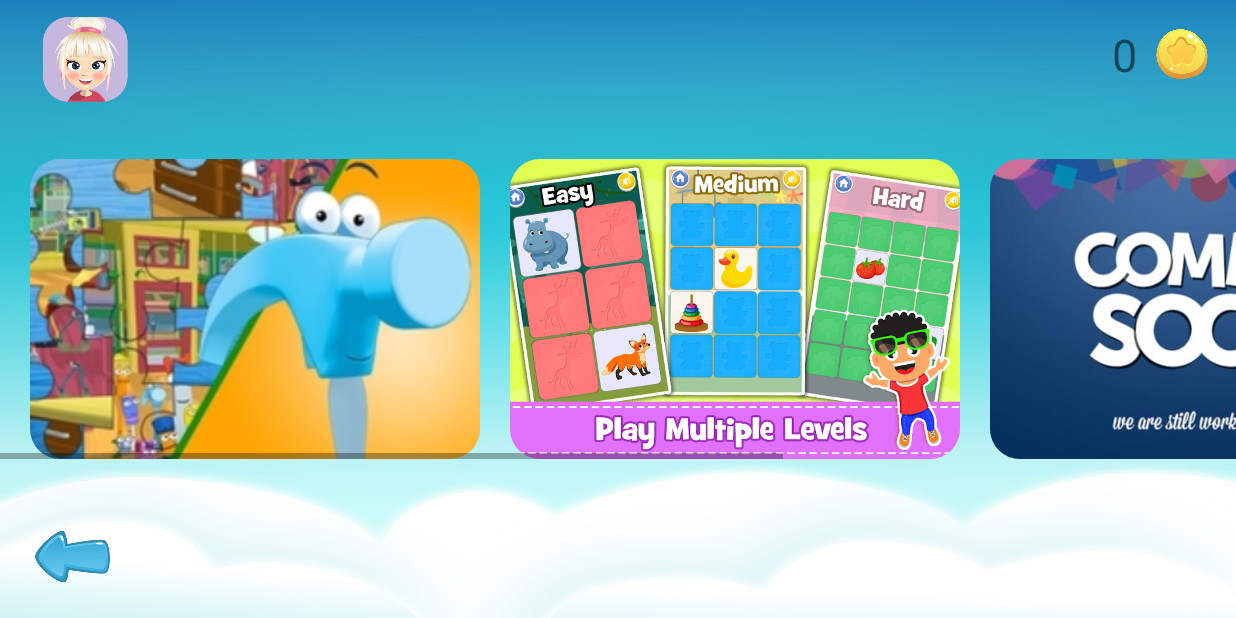
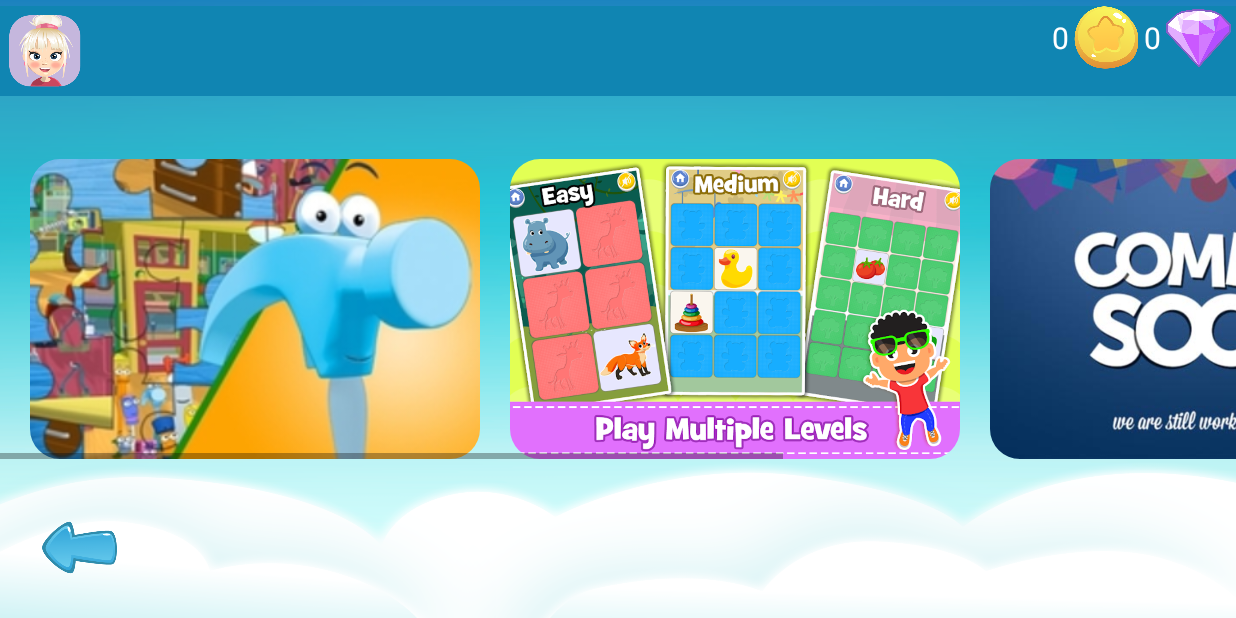
Before and after one commit to ferdaws02/KidsIsland, an Android app: the Easygames screen opened directly, with no data from a screen before it, on a phone screen of 824 x 412 dp (held sideways). Run offline under Robolectric (Android 15) with nearby library versions, the phone set to English and light mode, and no system bars; 2 statements that could not run were skipped.

Commit message:
ajout des diamant, navigation et retour avec une appbar

```diff
--- a/app/src/main/java/com/example/kidsislandv1/levels/easygames/Easygames.kt
+++ b/app/src/main/java/com/example/kidsislandv1/levels/easygames/Easygames.kt
@@ -38,7 +38,9 @@ class Easygames : AppCompatActivity() {
         val intro :ImageView =findViewById(R.id.puzzelin)
         val memory :ImageView =findViewById(R.id.memory)
 
-        loadData()
+//        val toolbar: Toolbar = findViewById(R.id.app_bar)
+//        setSupportActionBar(toolbar)
+     loadData()
 back.setOnClickListener { onBackPressed () }
 
         val sharedPreferences = getSharedPreferences( "sharedPrefs", Context.MODE_PRIVATE)
@@ -88,13 +90,13 @@ back.setOnClickListener { onBackPressed () }
 
     private fun loadData() {
 
-       var textid: TextView = findViewById(R.id.idtextplayer)
+       var textid: TextView = findViewById(R.id.idtextdiamond)
       var textscore: TextView = findViewById(R.id.idtextscore)
         val sharedPreferences = getSharedPreferences( "sharedPrefs", Context.MODE_PRIVATE)
         val savedString = sharedPreferences.getString( "STRING_KEY",  null)
         val savedScore = sharedPreferences.getString( "STRING_KEYSCORE",  null)
 
-        textid.setText(savedString)
+        textid.setText(diamondbyname(savedString.toString()))
         textscore.setText(scorebyname (savedString.toString()))
 
     }
@@ -106,7 +108,13 @@ back.setOnClickListener { onBackPressed () }
         return score
     }
 
+    fun diamondbyname (name:String) : String {
+        Database_easygames = PlayerDataBase_easygames.getDatabase(this)
+        var diamond = Database_easygames.DAOplayer_easygames().getPlayerdiamondbyName(name).toString()
 
+        println("**********************diamond***********" +diamond)
+        return diamond
+    }
 
 
 }
--- a/app/src/main/java/com/example/kidsislandv1/levels/easygames/memorygame/MemoryMainActivity.kt
+++ b/app/src/main/java/com/example/kidsislandv1/levels/easygames/memorygame/MemoryMainActivity.kt
@@ -200,7 +200,7 @@ class MemoryMainActivity : AppCompatActivity() {
 
                 var diamondactueldeplayer1 = dataBase_easygames.DAOplayer_easygames().getPlayerdiamondbyName(textidfromintent.toString())
                     var newdiamondPlayer1 =  diamondactueldeplayer1 + 1
-                    dataBase_easygames.DAOplayer_easygames().updatediamond(newdiamondPlayer1.toString(),1)
+                    dataBase_easygames.DAOplayer_easygames().updatediamond(newdiamondPlayer1.toString(),textidfromintent.toString())
 
                 val view = View.inflate(this@MemoryMainActivity, R.layout.win_diamond_layout_dialog, null)
 
--- a/app/src/main/java/com/example/kidsislandv1/levels/easygames/play.kt
+++ b/app/src/main/java/com/example/kidsislandv1/levels/easygames/play.kt
@@ -111,14 +111,39 @@ class play : AppCompatActivity() {
 
          bntsetting.setOnClickListener {
 
+//             AudioPlay.playAudioButton(this, soudClick)
+//
+//             val view = View.inflate(this@play, R.layout.settings_layout_dialog, null)
+//
+//             val builder = AlertDialog.Builder(this@play)
+//             builder.setView(view)
+//
+//           //  AudioPlay.continuePlaying(this, musicHome)
+//
+//             val dialog = builder.create()
+//             dialog.show()
+//             dialog.window?.setBackgroundDrawableResource(android.R.color.transparent)
+//             dialog.setCancelable(false)
+//
+//
+//             view.buttonidcancelsetting.setOnClickListener{
+//                 AudioPlay.playAudioButton(this, soudClick)
+//                 dialog.dismiss()}
+//
+//
+//             view.idOksetting.setOnClickListener{
+//                 AudioPlay.playAudioButton(this, soudClick)
+//
+//
+//             }
              AudioPlay.playAudioButton(this, soudClick)
 
-             val view = View.inflate(this@play, R.layout.settings_layout_dialog, null)
+
+
+             val view = View.inflate(this@play, R.layout.coming_soon_dialog, null)
 
              val builder = AlertDialog.Builder(this@play)
              builder.setView(view)
-
-           //  AudioPlay.continuePlaying(this, musicHome)
 
              val dialog = builder.create()
              dialog.show()
@@ -126,28 +151,22 @@ class play : AppCompatActivity() {
              dialog.setCancelable(false)
 
 
-             view.buttonidcancelsetting.setOnClickListener{
+             view.buttonidcancelcoming.setOnClickListener{
                  AudioPlay.playAudioButton(this, soudClick)
+                 // AudioPlay.continuePlaying(this, musicHome )
                  dialog.dismiss()}
-
-
-             view.idOksetting.setOnClickListener{
-                 AudioPlay.playAudioButton(this, soudClick)
-
-
-             }
 
         }
 
          bntshop.setOnClickListener {
              AudioPlay.playAudioButton(this, soudClick)
 
-             val view = View.inflate(this@play, R.layout.win_diamond_layout_dialog, null)
+
+
+             val view = View.inflate(this@play, R.layout.coming_soon_dialog, null)
 
              val builder = AlertDialog.Builder(this@play)
              builder.setView(view)
-
-             //  AudioPlay.continuePlaying(this, musicHome)
 
              val dialog = builder.create()
              dialog.show()
@@ -155,8 +174,9 @@ class play : AppCompatActivity() {
              dialog.setCancelable(false)
 
 
-             view.buttonidcancelloserink.setOnClickListener{
+             view.buttonidcancelcoming.setOnClickListener{
                  AudioPlay.playAudioButton(this, soudClick)
+                 // AudioPlay.continuePlaying(this, musicHome )
                  dialog.dismiss()}
 
 
--- a/app/src/main/java/com/example/kidsislandv1/levels/easygames/playerDAo_easygames.kt
+++ b/app/src/main/java/com/example/kidsislandv1/levels/easygames/playerDAo_easygames.kt
@@ -16,8 +16,8 @@ interface playerDAo_easygames {
     @Query("UPDATE Player Set score=:nscore where pid=:npid")
     fun update(nscore:String,npid:Int)
 
-    @Query("UPDATE Player Set diamond=:ndiamond where pid=:npid")
-    fun updatediamond(ndiamond :String,npid:Int)
+    @Query("UPDATE Player Set diamond=:ndiamond where name=:name")
+    fun updatediamond(ndiamond :String,name:String)
 
 
     @Query("SELECT * FROM Player order by score desc ")
--- a/app/src/main/java/com/example/kidsislandv1/levels/easygames/puzzelgame/puzzelActivity.kt
+++ b/app/src/main/java/com/example/kidsislandv1/levels/easygames/puzzelgame/puzzelActivity.kt
@@ -384,7 +384,7 @@ class puzzelActivity : AppCompatActivity() {
 
                     var diamondactueldeplayer1 = dataBase_easygames.DAOplayer_easygames().getPlayerdiamondbyName(textidfromintent.toString())
                     var newdiamondPlayer1 =  diamondactueldeplayer1 + 1
-                    dataBase_easygames.DAOplayer_easygames().updatediamond(newdiamondPlayer1.toString(),1)
+                    dataBase_easygames.DAOplayer_easygames().updatediamond(newdiamondPlayer1.toString(),textidfromintent.toString())
 
 
                     val view = View.inflate(this@puzzelActivity, R.layout.win_diamond_layout_dialog, null)
--- a/app/src/main/res/drawable/gradiant_overlay.xml
+++ b/app/src/main/res/drawable/gradiant_overlay.xml
@@ -4,8 +4,8 @@
     <gradient
         android:type="linear"
         android:angle="270"
-        android:startColor="#868e91"
-        android:endColor="#acb2b5"
+        android:startColor="#1085b2"
+        android:endColor="#1085b2"
         />
 
 </shape >
--- a/app/src/main/res/layout/activity_easygames.xml
+++ b/app/src/main/res/layout/activity_easygames.xml
@@ -8,58 +8,75 @@
     tools:context=".levels.easygames.Easygames">
 
     <ImageView
+        android:id="@+id/imageView13"
+        android:layout_width="match_parent"
+        android:layout_height="60dp"
+        android:layout_marginTop="4dp"
+        android:src="@drawable/gradiant_overlay"
+        app:layout_constraintEnd_toEndOf="parent"
+        app:layout_constraintHorizontal_bias="1.0"
+        app:layout_constraintStart_toStartOf="parent"
+        app:layout_constraintTop_toTopOf="parent" />
+
+    <ImageView
         android:id="@+id/idbtnselectavatar"
-        android:layout_width="74dp"
-        android:layout_height="71dp"
+        android:layout_width="60dp"
+        android:layout_height="60dp"
 
 
-        android:layout_marginTop="4dp"
-        app:layout_constraintBottom_toTopOf="@+id/horizontalScrollView"
-        app:layout_constraintEnd_toStartOf="@+id/idtextplayer"
-        app:layout_constraintHorizontal_bias="0.03"
+        app:layout_constraintBottom_toBottomOf="@+id/imageView13"
         app:layout_constraintStart_toStartOf="parent"
-        app:layout_constraintTop_toTopOf="parent"
-        app:layout_constraintVertical_bias="0.0"
+        app:layout_constraintTop_toTopOf="@+id/imageView13"
         app:srcCompat="@drawable/avatar2" />
 
-    <TextView
-        android:id="@+id/idtextplayer"
-        android:layout_width="wrap_content"
-        android:layout_height="wrap_content"
-        android:layout_margin="10dp"
-        android:text="idplayer"
-        app:layout_constraintBottom_toBottomOf="@+id/idtextscore"
-        app:layout_constraintEnd_toStartOf="@+id/idtextscore"
-        app:layout_constraintTop_toTopOf="@+id/idtextscore" />
+    <androidx.constraintlayout.widget.ConstraintLayout
+        android:layout_width="match_parent"
+        android:layout_height="match_parent"
+        android:orientation="horizontal"
+        android:weightSum="5">
 
+        <ImageView
+            android:id="@+id/imageView11"
+            android:layout_width="50dp"
+            android:layout_height="50dp"
 
-    <ImageView
-        android:id="@+id/imageView7"
-        android:layout_width="40dp"
-        android:layout_height="40dp"
+            android:src="@drawable/diamond"
+            app:layout_constraintEnd_toEndOf="parent"
+            app:layout_constraintTop_toTopOf="parent" />
 
+        <TextView
+            android:id="@+id/idtextdiamond"
+            android:layout_width="0dp"
+            android:layout_height="wrap_content"
+            android:layout_weight="1"
+            android:text="0"
+            android:textColor="@color/white"
+            android:textSize="20sp"
+            app:layout_constraintBottom_toBottomOf="@+id/imageView11"
+            app:layout_constraintEnd_toStartOf="@+id/imageView11"
+            app:layout_constraintTop_toTopOf="@+id/imageView11" />
 
-        android:layout_marginTop="4dp"
-        android:layout_marginEnd="16dp"
-        app:layout_constraintBottom_toBottomOf="@+id/idbtnselectavatar"
-        app:layout_constraintEnd_toEndOf="parent"
-        app:layout_constraintTop_toTopOf="parent"
-        app:layout_constraintVertical_bias="0.387"
-        app:srcCompat="@drawable/coin" />
+        <ImageView
+            android:id="@+id/imageView12"
+            android:layout_width="50dp"
+            android:layout_height="50dp"
 
-    <TextView
-        android:id="@+id/idtextscore"
-        android:layout_width="wrap_content"
-        android:layout_height="wrap_content"
-        android:layout_margin="10dp"
+            android:src="@drawable/coin"
+            app:layout_constraintBottom_toBottomOf="@+id/imageView11"
+            app:layout_constraintEnd_toStartOf="@+id/idtextdiamond"
+            app:layout_constraintTop_toTopOf="@+id/imageView11" />
 
-        android:text="0"
-        android:textSize="30sp"
-        app:layout_constraintBottom_toBottomOf="@+id/imageView7"
-        app:layout_constraintEnd_toStartOf="@+id/imageView7"
-        app:layout_constraintTop_toTopOf="@+id/imageView7" />
-     " />
-
+        <TextView
+            android:id="@+id/idtextscore"
+            android:layout_width="0dp"
+            android:layout_height="wrap_content"
+            android:layout_weight="1"
+            android:text="0"
+            android:textColor="@color/white"
+            android:textSize="20sp"
+            app:layout_constraintBottom_toBottomOf="@+id/imageView12"
+            app:layout_constraintEnd_toStartOf="@+id/imageView12"
+            app:layout_constraintTop_toTopOf="@+id/imageView12" />
     <HorizontalScrollView
 
 
@@ -86,10 +103,8 @@
                 android:layout_width="300dp"
                 android:layout_height="200dp"
                 android:layout_gravity="center"
-
                 android:layout_marginLeft="20dp"
                 android:layout_marginRight="20dp"
-
                 android:scaleType="centerCrop"
                 android:src="@drawable/puzzle_bg"
                 app:shapeAppearanceOverlay="@style/RondedSquare"
@@ -157,12 +172,10 @@
         android:id="@+id/back"
         android:layout_width="58dp"
         android:layout_height="46dp"
-        android:layout_marginBottom="4dp"
+        android:layout_marginStart="24dp"
+        android:layout_marginBottom="24dp"
         android:src="@drawable/arrow"
         app:layout_constraintBottom_toBottomOf="parent"
-        app:layout_constraintEnd_toEndOf="parent"
-        app:layout_constraintHorizontal_bias="0.025"
-        app:layout_constraintStart_toStartOf="parent"
-        app:layout_constraintTop_toBottomOf="@+id/horizontalScrollView"
-        app:layout_constraintVertical_bias="0.75" />
+        app:layout_constraintStart_toStartOf="parent" />
+    </androidx.constraintlayout.widget.ConstraintLayout>
 </androidx.constraintlayout.widget.ConstraintLayout>
```
Also changed, not shown: app/src/main/res/drawable-v24/avatar4.png (deleted).
